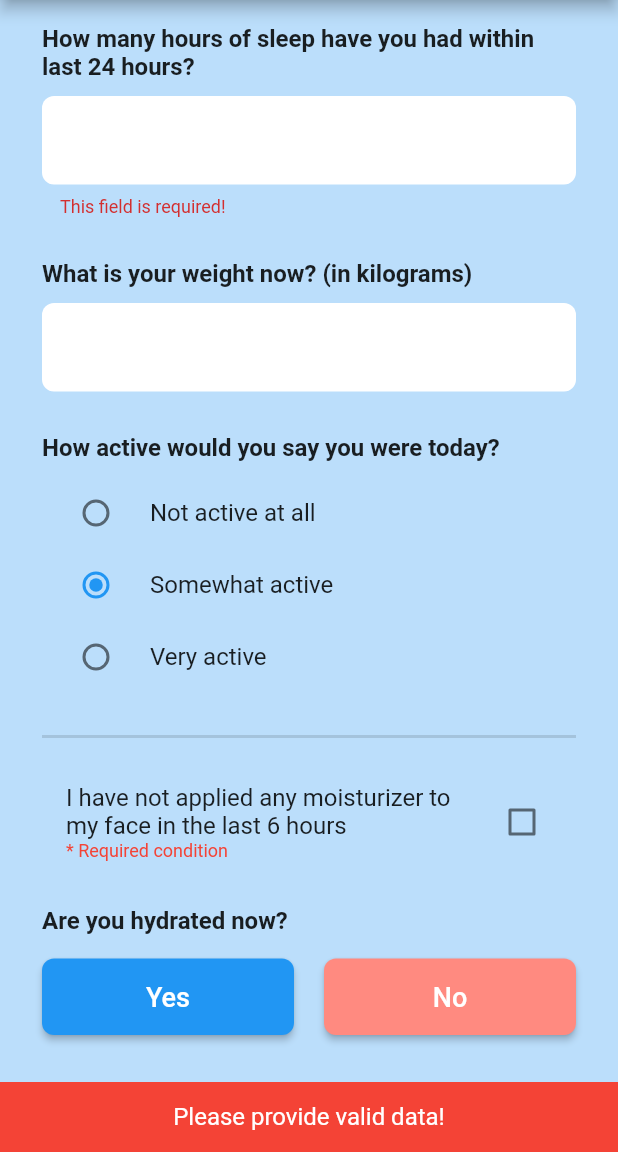
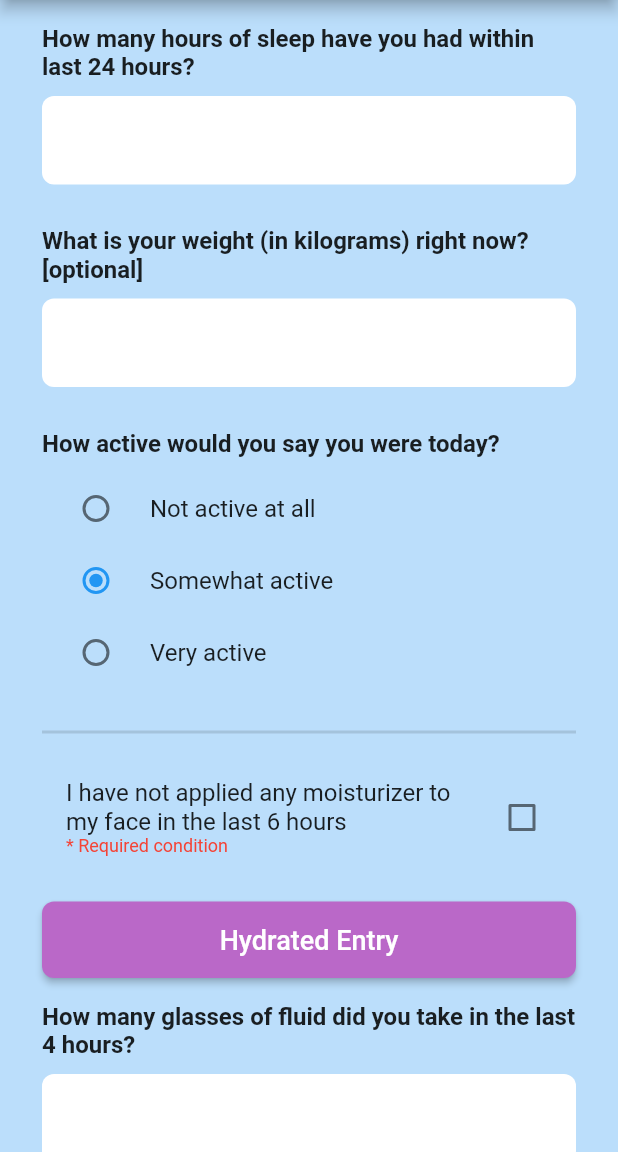
Before and after one commit to prism97/dehydration-data-collection, a Flutter app: the EntryInitial screen opened by its route, after a tap on "Yes", on a phone screen of 412 x 824 dp, the part 84-1236 px from its top. Run offline on Flutter 3.47's test engine with Material 2 defaults, Android fonts, the phone set to English and light mode, and no system bars; our stand-ins replace camera, cloud_firestore, device_info, email_validator, firebase_auth, firebase_core and 3 more; accounts and stored records are empty.

Commit message:
Fix initial entry form (not tested yet)

```diff
--- a/lib/screens/entry_initial.dart
+++ b/lib/screens/entry_initial.dart
@@ -1,4 +1,5 @@
 import 'package:cloud_firestore/cloud_firestore.dart';
+import 'package:data_collection_app/screens/face_demo.dart';
 import 'package:firebase_auth/firebase_auth.dart';
 import 'package:flutter/material.dart';
 import 'package:provider/provider.dart';
@@ -28,6 +29,11 @@ class _EntryInitialState extends State<EntryInitial> {
 
   int _hoursOfSleep, _activityLevel = 1;
   double _currentWeight;
+  bool _hydrated;
+  int _glassCount;
+  TimeOfDay _lastFluidIntakeTime;
+  int _todayOrYesterday = 0;
+  TextEditingController _controller = TextEditingController();
 
   Future<bool> _insertData(bool isHydrated) async {
     if (_formKey.currentState.validate() && _moisturizedCheck) {
@@ -44,6 +50,24 @@ class _EntryInitialState extends State<EntryInitial> {
         'createdAt': DateTime.now().toIso8601String(),
         'uid': auth.currentUser.uid,
       };
+      if (isHydrated) {
+        entryData['glassCount'] = _glassCount;
+      } else {
+        entryData['lastFluidIntakeTime'] = _lastFluidIntakeTime.format(context);
+
+        int hour = _lastFluidIntakeTime.hour;
+        int minute = _lastFluidIntakeTime.minute;
+        DateTime temp;
+        if (_todayOrYesterday == 0) {
+          temp = DateTime.now();
+        } else {
+          temp = DateTime.now().subtract(Duration(days: 1));
+        }
+        DateTime fluidIntakeDateTime =
+            DateTime(temp.year, temp.month, temp.day, hour, minute);
+        int hours = DateTime.now().difference(fluidIntakeDateTime).inHours;
+        entryData['hoursAfterLastFluidIntake'] = hours;
+      }
       try {
         if (prevDocId == null || prevDocId.isEmpty) {
           final tempDocRef =
@@ -124,7 +148,8 @@ class _EntryInitialState extends State<EntryInitial> {
                   ),
                 ),
                 BaseFormField(
-                  label: 'What is your weight now? (in kilograms)',
+                  label:
+                      'What is your weight (in kilograms) right now? [optional]',
                   formField: TextFormField(
                     keyboardType: TextInputType.number,
                     onChanged: (val) {
@@ -180,7 +205,9 @@ class _EntryInitialState extends State<EntryInitial> {
                     },
                   ),
                 ),
-                Padding(
+                _hydrated != null
+                    ? Container()
+                    : Padding(
                         padding: const EdgeInsets.symmetric(vertical: 16.0),
                         child: Text(
                           'Are you hydrated now?',
@@ -191,27 +218,25 @@ class _EntryInitialState extends State<EntryInitial> {
                           ),
                         ),
                       ),
-                _loading
-                    ? LinearProgressIndicator()
+                _hydrated != null
+                    ? Padding(
+                        padding: const EdgeInsets.symmetric(vertical: 16.0),
+                        child: BaseButton(
+                          text:
+                              _hydrated ? 'Hydrated Entry' : 'Dehydrated Entry',
+                          color: Colors.purple.shade300,
+                          onPressed: () {},
+                        ),
+                      )
                     : Row(
                         children: [
                           Expanded(
                             child: BaseButton(
                               text: 'Yes',
-                              onPressed: () async {
-                                if (await _insertData(true)) {
+                              onPressed: () {
                                 setState(() {
-                                    _loading = false;
+                                  _hydrated = true;
                                 });
-                                  Navigator.of(context).push(
-                                    MaterialPageRoute(
-                                      builder: (context) => EntryAdditional(
-                                        hydrated: true,
-                                        entryUid: _docId,
-                                      ),
-                                    ),
-                                  );
-                                }
                               },
                             ),
                           ),
@@ -222,24 +247,95 @@ class _EntryInitialState extends State<EntryInitial> {
                             child: BaseButton(
                               text: 'No',
                               color: Colors.redAccent.shade100,
+                              onPressed: () {
+                                setState(() {
+                                  _hydrated = false;
+                                });
+                              },
+                            ),
+                          ),
+                        ],
+                      ),
+                _hydrated == null
+                    ? Container()
+                    : _hydrated
+                        ? BaseFormField(
+                            label:
+                                'How many glasses of fluid did you take in the last 4 hours?',
+                            formField: TextFormField(
+                              keyboardType: TextInputType.number,
+                              validator: (val) => (val == null || val.isEmpty)
+                                  ? 'This field is required'
+                                  : null,
+                              onChanged: (val) {
+                                setState(() {
+                                  _glassCount = int.tryParse(val);
+                                });
+                              },
+                            ),
+                          )
+                        : BaseFormField(
+                            label: 'Last time of fluid intake',
+                            formField: Column(
+                              children: [
+                                DropdownButtonFormField(
+                                  value: _todayOrYesterday,
+                                  items: [
+                                    DropdownMenuItem<int>(
+                                        value: 0, child: Text('Today')),
+                                    DropdownMenuItem<int>(
+                                        value: 1, child: Text('Yesterday')),
+                                  ],
+                                  onChanged: (val) {
+                                    setState(() {
+                                      _todayOrYesterday = val;
+                                    });
+                                  },
+                                ),
+                                SizedBox(
+                                  height: 10,
+                                ),
+                                TextFormField(
+                                  readOnly: true,
+                                  controller: _controller,
+                                  validator: (val) =>
+                                      (_controller.text == null ||
+                                              _controller.text.isEmpty)
+                                          ? 'This field is required'
+                                          : null,
+                                  onTap: () async {
+                                    _lastFluidIntakeTime = await showTimePicker(
+                                      context: context,
+                                      initialTime: TimeOfDay.now(),
+                                    );
+                                    _controller.text =
+                                        _lastFluidIntakeTime.format(context);
+                                  },
+                                ),
+                              ],
+                            ),
+                          ),
+                _hydrated == null
+                    ? Container()
+                    : _loading
+                        ? LinearProgressIndicator()
+                        : BaseButton(
+                            text: 'NEXT',
                             onPressed: () async {
-                                if (await _insertData(false)) {
+                              setState(() {
+                                _loading = true;
+                              });
+                              if (await _insertData(_hydrated)) {
                                 setState(() {
                                   _loading = false;
                                 });
                                 Navigator.of(context).push(
                                   MaterialPageRoute(
-                                      builder: (context) => EntryAdditional(
-                                        hydrated: false,
-                                        entryUid: _docId,
-                                      ),
-                                    ),
+                                      builder: (context) =>
+                                          FaceDemo(entryUid: _docId)),
                                 );
                               }
                             },
-                            ),
-                          ),
-                        ],
                           ),
               ],
             ),
```
Lines whose indentation alone changed are shown as unchanged.
